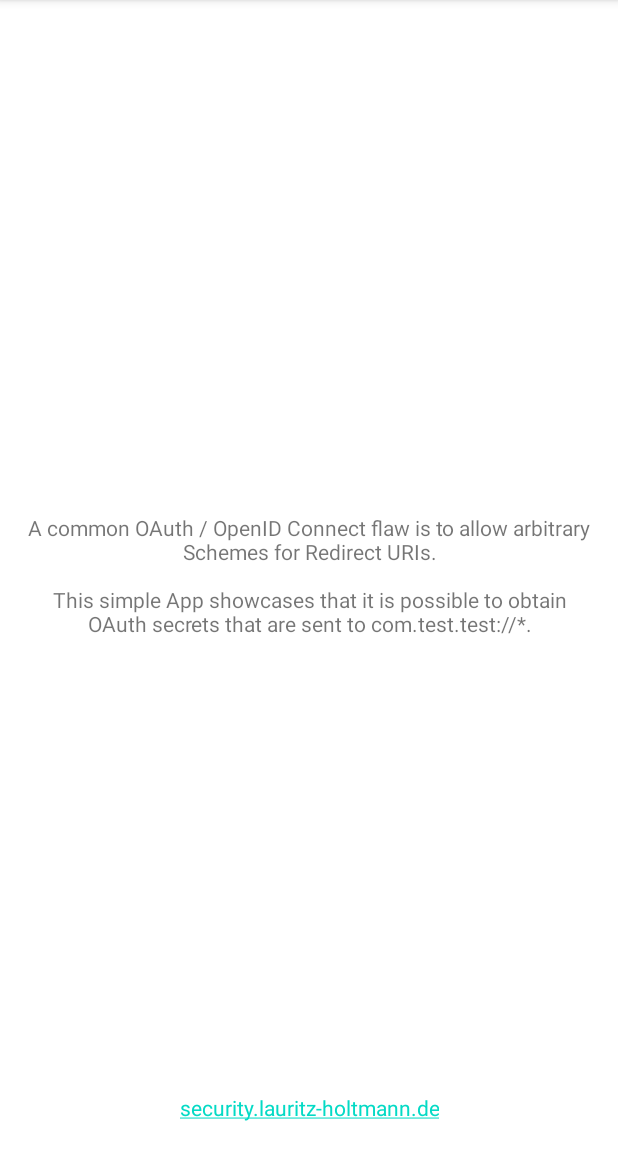
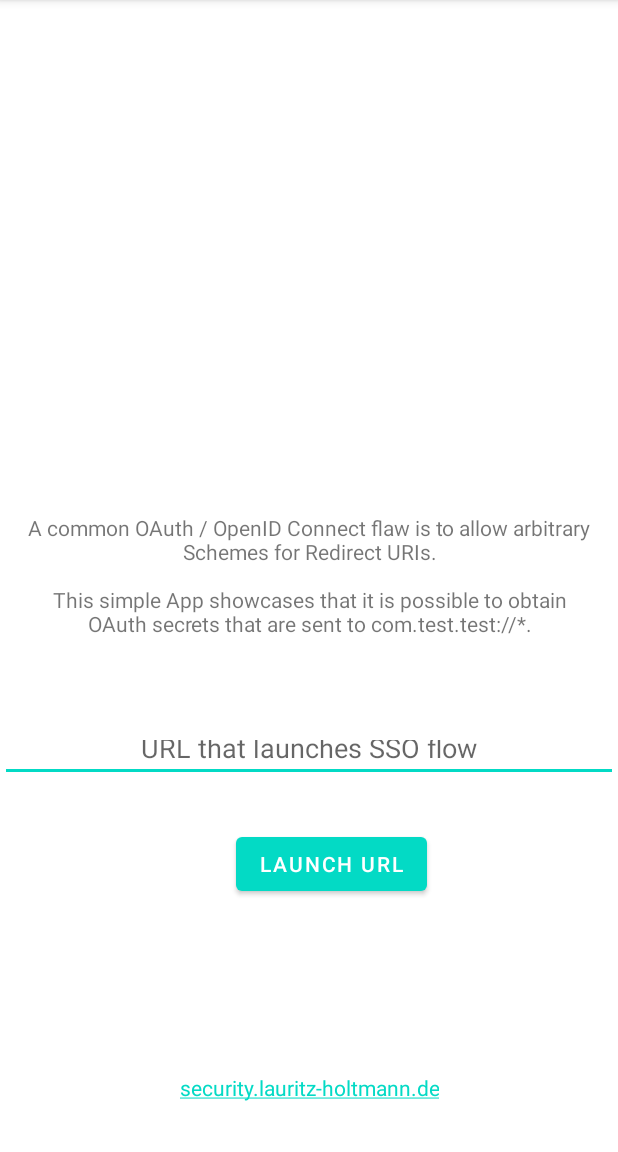
Before and after one commit to lauritzh/OAuth-RedirectURI-Android-App, an Android app: the screen it shows after launch (MainActivity), on a phone screen of 412 x 824 dp, the part 84-1236 px from its top. Run offline under Robolectric (Android 15) with nearby library versions, the phone set to English and light mode, and no system bars.

Commit message:
Add launchURL feature

```diff
--- a/app/src/main/java/com/lauritz/oauthredirecturitest/MainActivity.java
+++ b/app/src/main/java/com/lauritz/oauthredirecturitest/MainActivity.java
@@ -4,6 +4,9 @@ import android.app.AlertDialog;
 import android.content.Intent;
 import android.net.Uri;
 import android.os.Bundle;
+import android.view.View;
+import android.widget.Button;
+import android.widget.EditText;
 
 import androidx.appcompat.app.AppCompatActivity;
 
@@ -24,5 +27,20 @@ public class MainActivity extends AppCompatActivity {
         alertDialog.setTitle("Test");
         alertDialog.setMessage("Action: " + action + "\nIntent-Data: " + data);
         alertDialog.show();
+
+        // Launch URL on Button Tap
+        final Button button = findViewById(R.id.launchUrl);
+        button.setOnClickListener(new View.OnClickListener() {
+            public void onClick(View v) {
+                EditText simpleEditText = (EditText) findViewById(R.id.editTextUrl);
+                String url = simpleEditText.getText().toString();
+
+                if (!url.startsWith("http://") && !url.startsWith("https://"))
+                    url = "http://" + url;
+
+                Intent browserIntent = new Intent(Intent.ACTION_VIEW, Uri.parse(url));
+                startActivity(browserIntent);
+            }
+        });
     }
 }
--- a/app/src/main/res/layout/content_main.xml
+++ b/app/src/main/res/layout/content_main.xml
@@ -9,16 +9,49 @@
     <TextView
         android:id="@+id/textView"
         android:layout_width="match_parent"
-        android:layout_height="match_parent"
+        android:layout_height="0dp"
         android:ems="3"
         android:gravity="center"
         android:padding="16dp"
         android:text="@string/opener_text"
+        app:layout_constraintBottom_toBottomOf="parent"
         app:layout_constraintEnd_toEndOf="parent"
-        app:layout_constraintHorizontal_bias="0.5"
+        app:layout_constraintHorizontal_bias="0.0"
         app:layout_constraintStart_toStartOf="parent"
-        tools:ignore="TextContrastCheck"
-        tools:layout_editor_absoluteY="209dp" />
+        app:layout_constraintTop_toTopOf="parent"
+        tools:ignore="TextContrastCheck" />
+
+    <EditText
+        android:id="@+id/editTextUrl"
+        android:layout_width="0dp"
+        android:layout_height="38dp"
+        android:layout_marginTop="470dp"
+        android:layout_marginBottom="17dp"
+        android:layout_weight=".90"
+        android:autofillHints="@string/auth_request_hint"
+        android:ems="10"
+        android:gravity="center"
+        android:hint="@string/auth_request_hint"
+        android:inputType="textUri"
+        android:shadowColor="#2C8BA0"
+        app:layout_constraintBottom_toTopOf="@+id/launchUrl"
+        app:layout_constraintEnd_toEndOf="parent"
+        app:layout_constraintHorizontal_bias="0.0"
+        app:layout_constraintStart_toStartOf="parent"
+        app:layout_constraintTop_toTopOf="parent" />
+
+    <Button
+        android:id="@+id/launchUrl"
+        android:layout_width="wrap_content"
+        android:layout_height="wrap_content"
+        android:layout_marginBottom="73dp"
+        android:gravity="center"
+        android:text="@string/auth_request_submit_button"
+        app:layout_constraintBottom_toTopOf="@+id/textView2"
+        app:layout_constraintEnd_toEndOf="parent"
+        app:layout_constraintHorizontal_bias="0.553"
+        app:layout_constraintStart_toStartOf="parent"
+        app:layout_constraintTop_toBottomOf="@+id/editTextUrl" />
 
     <TextView
         android:id="@+id/textView2"
@@ -32,6 +65,7 @@
         app:layout_constraintBottom_toBottomOf="parent"
         app:layout_constraintEnd_toEndOf="parent"
         app:layout_constraintHorizontal_bias="0.5"
-        app:layout_constraintStart_toStartOf="parent" />
+        app:layout_constraintStart_toStartOf="parent"
+        app:layout_constraintTop_toBottomOf="@+id/launchUrl" />
 
 </androidx.constraintlayout.widget.ConstraintLayout>
--- a/app/src/main/res/values/strings.xml
+++ b/app/src/main/res/values/strings.xml
@@ -8,4 +8,7 @@
     <string name="previous">Previous</string>
     <string name="homepage">security.lauritz-holtmann.de</string>
     <string name="opener_text">A common OAuth / OpenID Connect flaw is to allow arbitrary Schemes for Redirect URIs.\n\nThis simple App showcases that it is possible to obtain OAuth secrets that are sent to com.test.test://*.</string>
+    <string name="auth_request_input">Auth. Request</string>
+    <string name="auth_request_submit_button">Launch URL</string>
+    <string name="auth_request_hint">URL that launches SSO flow</string>
 </resources>
```
